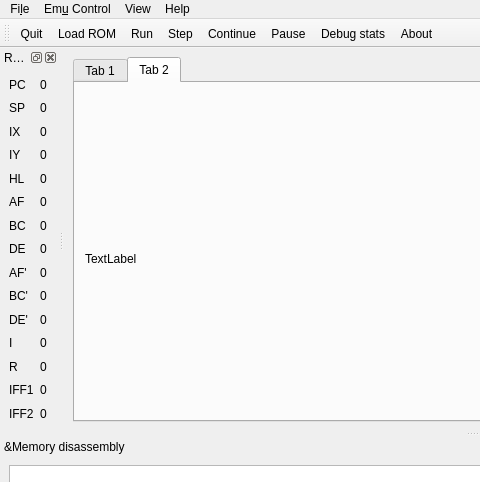
Old version of the form ui/main_window.ui in the repository electrified/cpuqt; both pictures show x 0 to 480 and y 0 to 482 of the 950 by 688 pixel window.
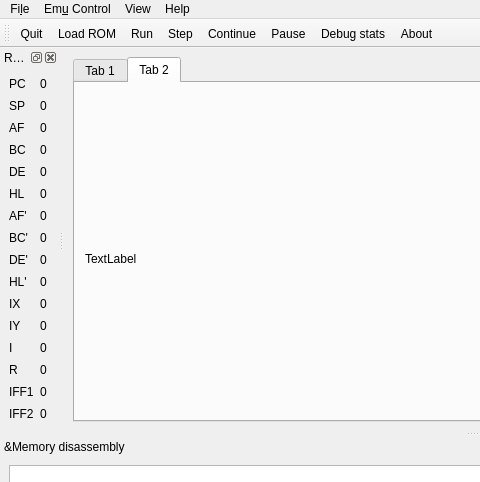
New version of the form. Icons and pictures are not drawn.

```diff
--- a/ui/main_window.ui
+++ b/ui/main_window.ui
@@ -67,7 +67,7 @@
      <x>0</x>
      <y>0</y>
      <width>950</width>
-     <height>23</height>
+     <height>29</height>
     </rect>
    </property>
    <widget class="QMenu" name="menuFile">
@@ -124,98 +124,91 @@
    </attribute>
    <widget class="QWidget" name="dockWidgetContents">
     <layout class="QGridLayout" name="_2">
-     <item row="6" column="1">
+     <item row="19" column="1">
+      <widget class="QLabel" name="r_value">
+       <property name="text">
+        <string>0</string>
+       </property>
+      </widget>
+     </item>
+     <item row="8" column="1">
+      <widget class="QLabel" name="af_value">
+       <property name="text">
+        <string>0</string>
+       </property>
+      </widget>
+     </item>
+     <item row="18" column="1">
+      <widget class="QLabel" name="i_value">
+       <property name="text">
+        <string>0</string>
+       </property>
+      </widget>
+     </item>
+     <item row="17" column="1">
       <widget class="QLabel" name="iy_value">
        <property name="text">
         <string>0</string>
        </property>
       </widget>
      </item>
-     <item row="7" column="0">
-      <widget class="QLabel" name="hl_label">
+     <item row="9" column="0">
+      <widget class="QLabel" name="b_label">
        <property name="text">
-        <string>HL</string>
+        <string>BC</string>
        </property>
       </widget>
      </item>
-     <item row="11" column="1">
-      <widget class="QLabel" name="afalt_value">
+     <item row="8" column="0">
+      <widget class="QLabel" name="af_label">
        <property name="text">
-        <string>0</string>
+        <string>AF</string>
        </property>
       </widget>
      </item>
-     <item row="9" column="1">
-      <widget class="QLabel" name="bc_value">
+     <item row="17" column="0">
+      <widget class="QLabel" name="iy_label">
        <property name="text">
-        <string>0</string>
+        <string>IY</string>
        </property>
       </widget>
      </item>
-     <item row="10" column="0">
-      <widget class="QLabel" name="de_label">
-       <property name="text">
-        <string>DE</string>
-       </property>
-      </widget>
-     </item>
-     <item row="15" column="0">
+     <item row="19" column="0">
       <widget class="QLabel" name="r_label">
        <property name="text">
         <string>R</string>
        </property>
       </widget>
      </item>
-     <item row="10" column="1">
-      <widget class="QLabel" name="de_value">
-       <property name="text">
-        <string>0</string>
-       </property>
-      </widget>
-     </item>
-     <item row="1" column="1">
-      <widget class="QLabel" name="sp_value">
-       <property name="text">
-        <string>0</string>
-       </property>
-      </widget>
-     </item>
      <item row="16" column="0">
+      <widget class="QLabel" name="ix_label">
+       <property name="text">
+        <string>IX</string>
+       </property>
+      </widget>
+     </item>
+     <item row="20" column="0">
       <widget class="QLabel" name="iff1_label">
        <property name="text">
         <string>IFF1</string>
        </property>
       </widget>
      </item>
-     <item row="12" column="0">
-      <widget class="QLabel" name="bcalt_label">
+     <item row="1" column="1">
+      <widget class="QLabel" name="sp_value">
        <property name="text">
-        <string>BC'</string>
+        <string>0</string>
+       </property>
+      </widget>
+     </item>
+     <item row="14" column="1">
+      <widget class="QLabel" name="dealt_value">
+       <property name="text">
+        <string>0</string>
        </property>
       </widget>
      </item>
      <item row="14" column="0">
-      <widget class="QLabel" name="i_label">
-       <property name="text">
-        <string>I</string>
-       </property>
-      </widget>
-     </item>
-     <item row="11" column="0">
-      <widget class="QLabel" name="afalt_label">
-       <property name="text">
-        <string>AF'</string>
-       </property>
-      </widget>
-     </item>
-     <item row="12" column="1">
-      <widget class="QLabel" name="bcalt_value">
-       <property name="text">
-        <string>0</string>
-       </property>
-      </widget>
-     </item>
-     <item row="13" column="0">
       <widget class="QLabel" name="dealt_label">
        <property name="text">
         <string>DE'</string>
@@ -223,84 +216,7 @@
       </widget>
      </item>
      <item row="13" column="1">
-      <widget class="QLabel" name="dealt_value">
-       <property name="text">
-        <string>0</string>
-       </property>
-      </widget>
-     </item>
-     <item row="6" column="0">
-      <widget class="QLabel" name="iy_label">
-       <property name="text">
-        <string>IY</string>
-       </property>
-      </widget>
-     </item>
-     <item row="5" column="1">
-      <widget class="QLabel" name="ix_value">
-       <property name="text">
-        <string>0</string>
-       </property>
-      </widget>
-     </item>
-     <item row="5" column="0">
-      <widget class="QLabel" name="ix_label">
-       <property name="text">
-        <string>IX</string>
-       </property>
-      </widget>
-     </item>
-     <item row="8" column="0">
-      <widget class="QLabel" name="af_label">
-       <property name="text">
-        <string>AF</string>
-       </property>
-      </widget>
-     </item>
-     <item row="8" column="1">
-      <widget class="QLabel" name="af_value">
-       <property name="text">
-        <string>0</string>
-       </property>
-      </widget>
-     </item>
-     <item row="9" column="0">
-      <widget class="QLabel" name="b_label">
-       <property name="text">
-        <string>BC</string>
-       </property>
-      </widget>
-     </item>
-     <item row="14" column="1">
-      <widget class="QLabel" name="i_value">
-       <property name="text">
-        <string>0</string>
-       </property>
-      </widget>
-     </item>
-     <item row="15" column="1">
-      <widget class="QLabel" name="r_value">
-       <property name="text">
-        <string>0</string>
-       </property>
-      </widget>
-     </item>
-     <item row="0" column="1">
-      <widget class="QLabel" name="pc_value">
-       <property name="text">
-        <string>0</string>
-       </property>
-      </widget>
-     </item>
-     <item row="1" column="0">
-      <widget class="QLabel" name="sp_label">
-       <property name="text">
-        <string>SP</string>
-       </property>
-      </widget>
-     </item>
-     <item row="7" column="1">
-      <widget class="QLabel" name="hl_value">
+      <widget class="QLabel" name="bcalt_value">
        <property name="text">
         <string>0</string>
        </property>
@@ -313,27 +229,125 @@
        </property>
       </widget>
      </item>
-     <item row="16" column="1">
-      <widget class="QLabel" name="iff1_value">
+     <item row="0" column="1">
+      <widget class="QLabel" name="pc_value">
        <property name="text">
         <string>0</string>
        </property>
       </widget>
      </item>
-     <item row="17" column="0">
+     <item row="12" column="0">
+      <widget class="QLabel" name="afalt_label">
+       <property name="text">
+        <string>AF'</string>
+       </property>
+      </widget>
+     </item>
+     <item row="9" column="1">
+      <widget class="QLabel" name="bc_value">
+       <property name="text">
+        <string>0</string>
+       </property>
+      </widget>
+     </item>
+     <item row="21" column="0">
       <widget class="QLabel" name="iff2_label">
        <property name="text">
         <string>IFF2</string>
        </property>
       </widget>
      </item>
-     <item row="17" column="1">
+     <item row="18" column="0">
+      <widget class="QLabel" name="i_label">
+       <property name="text">
+        <string>I</string>
+       </property>
+      </widget>
+     </item>
+     <item row="11" column="1">
+      <widget class="QLabel" name="hl_value">
+       <property name="text">
+        <string>0</string>
+       </property>
+      </widget>
+     </item>
+     <item row="11" column="0">
+      <widget class="QLabel" name="hl_label">
+       <property name="text">
+        <string>HL</string>
+       </property>
+      </widget>
+     </item>
+     <item row="20" column="1">
+      <widget class="QLabel" name="iff1_value">
+       <property name="text">
+        <string>0</string>
+       </property>
+      </widget>
+     </item>
+     <item row="16" column="1">
+      <widget class="QLabel" name="ix_value">
+       <property name="text">
+        <string>0</string>
+       </property>
+      </widget>
+     </item>
+     <item row="10" column="0">
+      <widget class="QLabel" name="de_label">
+       <property name="text">
+        <string>DE</string>
+       </property>
+      </widget>
+     </item>
+     <item row="12" column="1">
+      <widget class="QLabel" name="afalt_value">
+       <property name="text">
+        <string>0</string>
+       </property>
+      </widget>
+     </item>
+     <item row="10" column="1">
+      <widget class="QLabel" name="de_value">
+       <property name="text">
+        <string>0</string>
+       </property>
+      </widget>
+     </item>
+     <item row="13" column="0">
+      <widget class="QLabel" name="bcalt_label">
+       <property name="text">
+        <string>BC'</string>
+       </property>
+      </widget>
+     </item>
+     <item row="1" column="0">
+      <widget class="QLabel" name="sp_label">
+       <property name="text">
+        <string>SP</string>
+       </property>
+      </widget>
+     </item>
+     <item row="21" column="1">
       <widget class="QLabel" name="iff2_value">
        <property name="text">
         <string>0</string>
        </property>
       </widget>
      </item>
+     <item row="15" column="0">
+      <widget class="QLabel" name="hlalt_label">
+       <property name="text">
+        <string>HL'</string>
+       </property>
+      </widget>
+     </item>
+     <item row="15" column="1">
+      <widget class="QLabel" name="hlalt_value">
+       <property name="text">
+        <string>0</string>
+       </property>
+      </widget>
+     </item>
     </layout>
    </widget>
   </widget>
```
